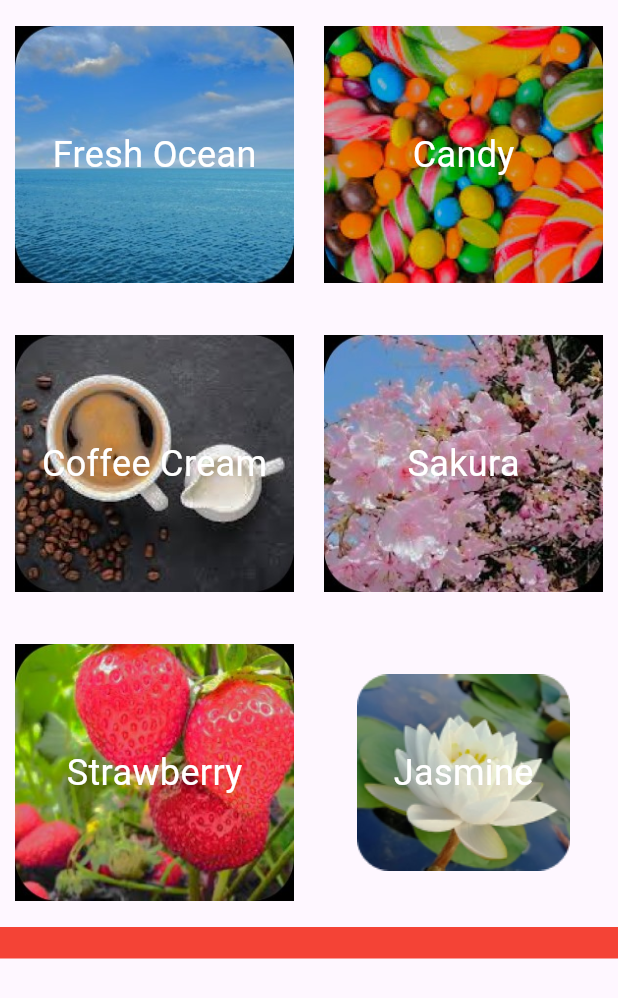
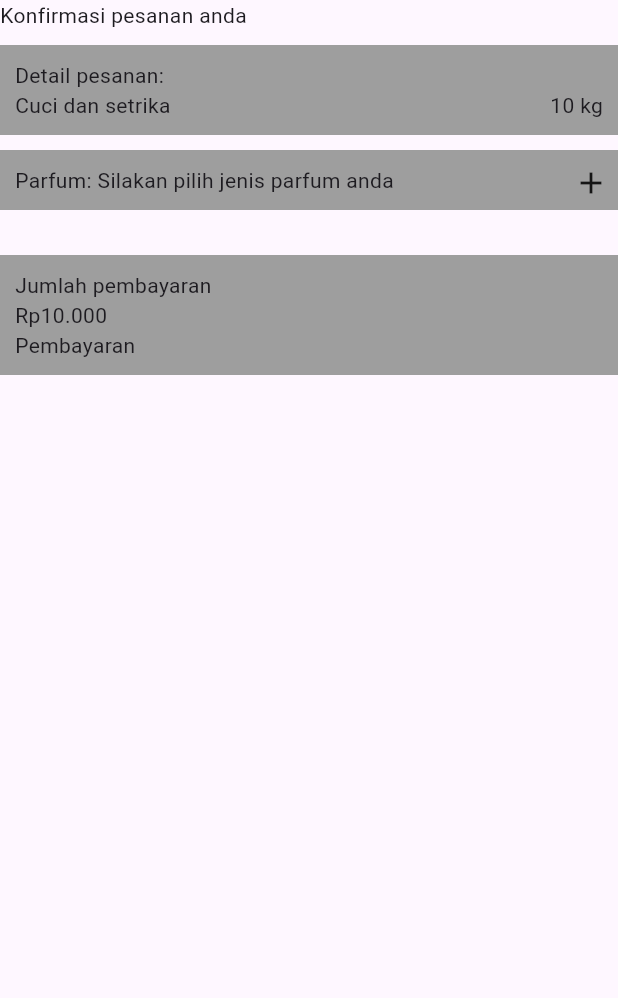
Before and after one commit to OrvalaAM/EasyLaundry, a Flutter app: the screen it shows after launch, on a phone screen of 412 x 824 dp. Shown: the top 998 px of the screen. Run offline on Flutter 3.47's test engine with Material 3 defaults, Android fonts, the phone set to English and light mode, and no system bars; our stand-ins replace get.

Commit message:
sambungin custom pewangi ke menu pembayaran
pake getX

```diff
--- /dev/null
+++ b/lib/components/button_clear_pewangi.dart
@@ -0,0 +1,21 @@
+import 'package:flutter/material.dart';
+import 'package:get/get.dart';
+
+import '../controller/pembayaran_controller.dart';
+
+class ButtonClearPewangi extends StatelessWidget {
+  const ButtonClearPewangi({super.key});
+
+  @override
+  Widget build(BuildContext context) {
+    final controller = Get.put(PembayaranController());
+    return GestureDetector(
+      onTap: controller.clearPilihanPewangi,
+      child: const SizedBox(
+        height: 20,
+        width: 20,
+        child: Icon(Icons.clear),
+      ),
+    );
+  }
+}
--- /dev/null
+++ b/lib/components/button_select_pewangi.dart
@@ -0,0 +1,23 @@
+import 'package:flutter/material.dart';
+import 'package:get/get.dart';
+
+// import '../controller/pembayaran_controller.dart';
+
+class ButtonSetPewangi extends StatelessWidget {
+  const ButtonSetPewangi({super.key});
+
+  @override
+  Widget build(BuildContext context) {
+    // final controller = Get.put(PembayaranController());
+    return GestureDetector(
+      child: const SizedBox(
+        height: 20,
+        width: 20,
+        child: Icon(Icons.add),
+      ),
+      onTap: () {
+        Get.toNamed('/custom_pewangi');
+      },
+    );
+  }
+}
--- a/lib/controller/pembayaran_controller.dart
+++ b/lib/controller/pembayaran_controller.dart
@@ -18,6 +18,10 @@ class PembayaranController extends GetxController {
     pilihan.value = listPewangi[$index].nama;
   }
 
+  void clearPilihanPewangi() {
+    pilihan.value = "";
+  }
+
   List<CardPewangi> getListPewangi() {
     return listPewangi;
   }
--- a/lib/main.dart
+++ b/lib/main.dart
@@ -1,8 +1,8 @@
 import 'package:flutter/material.dart';
 import 'package:get/get.dart';
-import 'package:mvp/components/card_pewangi.dart';
-import 'package:mvp/controller/pembayaran_controller.dart';
+import 'package:mvp/sample_binding.dart';
 import 'package:mvp/view/custom_pewangi.dart';
+import 'package:mvp/view/pembayaran.dart';
 
 void main() {
   runApp(const MyApp());
@@ -13,32 +13,24 @@ class MyApp extends StatelessWidget {
 
   @override
   Widget build(BuildContext context) {
-    return MaterialApp(
-      title: 'Flutter Demo',
+    return GetMaterialApp(
+      initialRoute: '/pembayaran',
+      getPages: [
+        GetPage(
+          name: '/pembayaran',
+          page: () => const Pembayaran(),
+          binding: SampleBind(),
+        ),
+        GetPage(
+          name: '/custom_pewangi',
+          page: () => CustomPewangi(),
+          binding: SampleBind(),
+        ),
+      ],
       theme: ThemeData(
         primarySwatch: Colors.blue,
       ),
-      home: const MyHomePage(title: 'Flutter Demo Home Page'),
+      home: const Pembayaran(),
     );
   }
 }
-
-class MyHomePage extends StatefulWidget {
-  const MyHomePage({super.key, required this.title});
-
-  final String title;
-
-  @override
-  State<MyHomePage> createState() => _MyHomePageState();
-}
-
-class _MyHomePageState extends State<MyHomePage> {
-  final controller = Get.put(PembayaranController());
-
-  List<CardPewangi> listPewangi = [];
-
-  @override
-  Widget build(BuildContext context) {
-    return CustomPewangi();
-  }
-}
--- /dev/null
+++ b/lib/sample_binding.dart
@@ -0,0 +1,9 @@
+import 'package:get/get.dart';
+import 'package:mvp/controller/pembayaran_controller.dart';
+
+class SampleBind extends Bindings {
+  @override
+  void dependencies() {
+    Get.lazyPut<PembayaranController>(() => PembayaranController());
+  }
+}
--- a/lib/view/custom_pewangi.dart
+++ b/lib/view/custom_pewangi.dart
@@ -5,9 +5,7 @@ import '../components/card_pewangi.dart';
 import '../controller/pembayaran_controller.dart';
 
 // ignore: must_be_immutable
-class CustomPewangi extends StatelessWidget {
-  final controller = Get.put(PembayaranController());
-
+class CustomPewangi extends GetView<PembayaranController> {
   List<CardPewangi> listPewangi = [];
 
   CustomPewangi({super.key});
@@ -29,10 +27,25 @@ class CustomPewangi extends StatelessWidget {
             }),
           ),
           Container(
-            color: Colors.red,
-            child: Center(child: Obx((() => Text('${controller.pilihan}')))),
+            margin: const EdgeInsets.all(10),
+            padding: const EdgeInsets.all(10),
+            color: const Color(0xffEFEFEF),
+            child: Obx((() => Text(controller.pilihan.value == ""
+                ? ""
+                : 'Pilihan: ${controller.pilihan}'))),
           )
         ],
+      ),
+      // floatingActionButton: FloatingActionButton(
+      //   onPressed: () {
+      //     Get.back();
+      //   },
+      // ),
+      bottomSheet: ElevatedButton(
+        child: Text("Lanjutkan"),
+        onPressed: () {
+          Get.back();
+        },
       ),
     );
   }
--- a/lib/view/pembayaran.dart
+++ b/lib/view/pembayaran.dart
@@ -0,0 +1,68 @@
+import 'package:flutter/material.dart';
+import 'package:get/get.dart';
+import 'package:mvp/components/button_clear_pewangi.dart';
+import 'package:mvp/components/button_select_pewangi.dart';
+
+import '../controller/pembayaran_controller.dart';
+
+class Pembayaran extends StatelessWidget {
+  const Pembayaran({super.key});
+
+  @override
+  Widget build(BuildContext context) {
+    final controller = Get.put(PembayaranController());
+    return Scaffold(
+      body: ListView(
+        children: <Widget>[
+          const Text("Konfirmasi pesanan anda"),
+          Container(
+            margin: const EdgeInsets.only(top: 10),
+            padding: const EdgeInsets.all(10),
+            color: Colors.grey,
+            child: const Column(
+              crossAxisAlignment: CrossAxisAlignment.start,
+              children: [
+                Text("Detail pesanan:"),
+                Row(
+                  children: [
+                    Expanded(child: Text("Cuci dan setrika")),
+                    Text("10 kg"),
+                  ],
+                ),
+              ],
+            ),
+          ),
+          Container(
+            margin: const EdgeInsets.only(top: 10),
+            padding: const EdgeInsets.all(10),
+            color: Colors.grey,
+            child: Row(
+              children: [
+                Expanded(
+                    child: Obx((() => Text(controller.pilihan.value == ""
+                        ? 'Parfum: Silakan pilih jenis parfum anda'
+                        : 'Parfum: ${controller.pilihan}')))),
+                Obx((() => controller.pilihan.value == ""
+                    ? const ButtonSetPewangi()
+                    : const ButtonClearPewangi())),
+              ],
+            ),
+          ),
+          Container(
+            margin: const EdgeInsets.only(top: 30),
+            padding: const EdgeInsets.all(10),
+            color: Colors.grey,
+            child: Column(
+              crossAxisAlignment: CrossAxisAlignment.start,
+              children: [
+                Text("Jumlah pembayaran"),
+                Text("Rp10.000"),
+                Text("Pembayaran"),
+              ],
+            ),
+          )
+        ],
+      ),
+    );
+  }
+}
```
